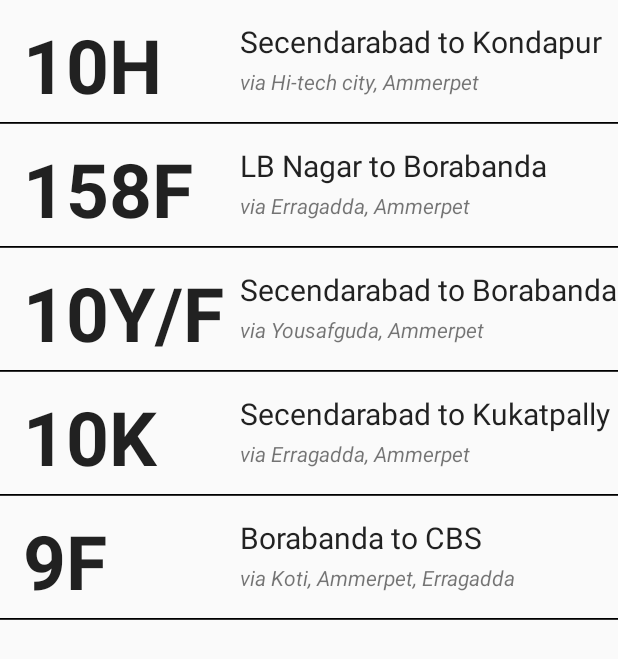
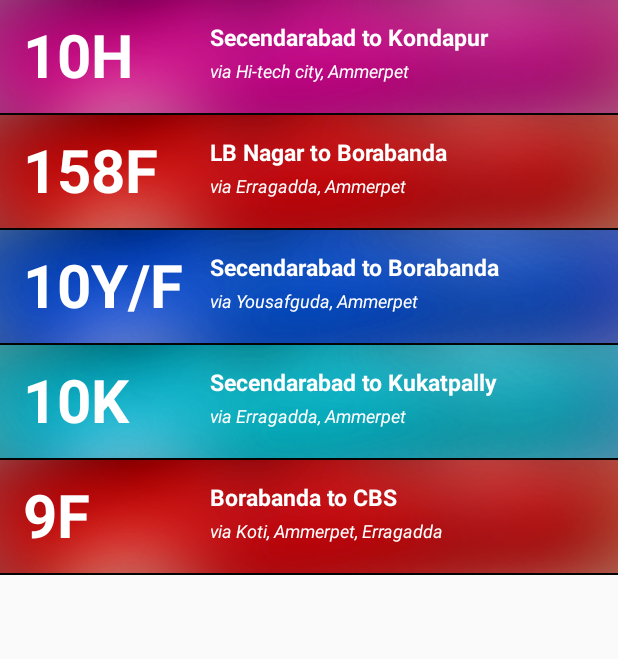
Before and after one commit to Nagamalleswarrao/BusMapping, an Android app: the screen it shows after launch (MainActivity), on a phone screen of 412 x 824 dp. Shown: the top 659 px of the screen. Run offline under Robolectric (Android 15) with nearby library versions, the phone set to English and light mode, and no system bars.

Commit message:
Further Changes on UI

```diff
--- a/BusMapping/src/main/java/com/creative/busmapping/MainActivity.java
+++ b/BusMapping/src/main/java/com/creative/busmapping/MainActivity.java
@@ -14,6 +14,7 @@ import android.widget.ListView;
 import android.widget.TextView;
 
 import java.util.ArrayList;
+import java.util.HashMap;
 
 public class MainActivity extends Activity {
 
@@ -25,16 +26,17 @@ public class MainActivity extends Activity {
         list = (ListView) findViewById(R.id.listView);
         list.setAdapter(new ListViewAdapter(this));
 
-        Resources res = getResources();
-        Drawable divider = res.getDrawable(R.drawable.line);
-        getListView().setDivider(divider);
-        getListView().setDividerHeight(1);
-        registerForContextMenu(getListView());
+//        Resources res = getResources();
+//        Drawable divider = res.getDrawable(R.drawable.line);
+//        getListView().setDivider(divider);
+//        getListView().setDividerHeight(1);
+//        registerForContextMenu(getListView());
 
         getListView().setOnItemClickListener(new AdapterView.OnItemClickListener() {
             @Override
             public void onItemClick(AdapterView<?> adapterView, View view, int i, long l) {
                 View view1 = view.findViewById(R.id.parent);
+                getListView().setOnClickListener(null);
 
                 final View view2 = view.findViewById(R.id.child);
                 view1.setOnClickListener(new View.OnClickListener() {
@@ -62,7 +64,7 @@ class SingleRow{
     String busRoute;
     String viaRoute;
 
-    SingleRow(String busNumbers,String busRoutes,String viaRoutes)
+    SingleRow(String busNumbers, String busRoutes, String viaRoutes)
     {
         this.busNumber = busNumbers;
         this.busRoute = busRoutes;
@@ -82,7 +84,7 @@ class ListViewAdapter extends BaseAdapter{
         String[] busNumbers = res.getStringArray(R.array.busNumbers);
         String[] busRoutes = res.getStringArray(R.array.busRoutes);
         String[] viaRoutes = res.getStringArray(R.array.viaRoutes);
-        for(int i=0;i<5;i++)
+        for(int i=0;i<busNumbers.length;i++)
         {
             list.add(new SingleRow(busNumbers[i],busRoutes[i],viaRoutes[i]));
         }
@@ -113,6 +115,19 @@ class ListViewAdapter extends BaseAdapter{
         TextView busRoute = (TextView) row.findViewById(R.id.textView2);
         TextView viaRoute = (TextView) row.findViewById(R.id.textView3);
 
+        if (i==0)
+        {
+            row.setBackgroundResource(R.drawable.violet);
+        }else if (i==2){
+            row.setBackgroundResource(R.drawable.blue);
+        } else if (i==3){
+            row.setBackgroundResource(R.drawable.glowblue);
+        }else if (i ==4){
+            row.setBackgroundResource(R.drawable.red);
+        }else if (i == 1){
+            row.setBackgroundResource(R.drawable.red);
+        }
+
         SingleRow temp = list.get(i);
         busNumber.setText(temp.busNumber);
         busRoute.setText(temp.busRoute);
--- a/BusMapping/src/main/res/layout/activity_main.xml
+++ b/BusMapping/src/main/res/layout/activity_main.xml
@@ -10,6 +10,8 @@
         android:layout_width="wrap_content"
         android:layout_height="match_parent"
         android:id="@+id/listView"
+        android:divider="@drawable/blackline"
         android:layout_alignParentTop="true"
-        android:layout_alignParentLeft="true" />
+        android:layout_alignParentLeft="true"
+     />
 </RelativeLayout>
--- a/BusMapping/src/main/res/layout/single_row.xml
+++ b/BusMapping/src/main/res/layout/single_row.xml
@@ -16,9 +16,10 @@
             android:layout_height="wrap_content"
             android:textAppearance="?android:attr/textAppearanceLarge"
             android:text="10H"
-            android:width="160dp"
-            android:height="80dp"
-            android:textSize="50dp"
+            android:width="140dp"
+            android:height="60dp"
+            android:textSize="40dp"
+            android:textColor="#fff"
             android:textStyle="bold"
             android:paddingTop="9dp"
             android:paddingLeft="15dp"
@@ -31,7 +32,9 @@
             android:layout_height="wrap_content"
             android:textAppearance="?android:attr/textAppearanceLarge"
             android:text="Secendarabad to Kondapur"
-            android:textSize="20dp"
+            android:textStyle="bold"
+            android:textSize="15dp"
+            android:textColor="#fff"
             android:paddingTop="14dp"
             android:id="@+id/textView2"
             android:layout_alignParentTop="true"
@@ -43,20 +46,22 @@
             android:layout_height="wrap_content"
             android:textAppearance="?android:attr/textAppearanceSmall"
             android:text="via Hi-tech city, Ammerpet"
-            android:textSize="14dp"
+            android:textSize="12dp"
             android:textStyle="italic"
             android:paddingTop="3dp"
+            android:textColor="#fff"
             android:paddingBottom="18dp"
             android:id="@+id/textView3"
             android:layout_below="@+id/textView2"
             android:layout_toRightOf="@+id/textView"
             android:layout_alignParentRight="true" />
 
-        <TextView
-            android:layout_width="match_parent"
-            android:layout_height="1px"
-            android:layout_alignBottom="@+id/textView3"
-            android:background="#000" />
+        <!--<TextView-->
+            <!--android:layout_width="match_parent"-->
+            <!--android:layout_height="100px"-->
+            <!--android:layout_alignBottom="@+id/textView3"-->
+            <!--android:background="#000" />-->
+
 
     </RelativeLayout>
 
@@ -66,9 +71,10 @@
         android:id="@+id/child"
         android:paddingTop="5dip"
         android:visibility="gone"
-         android:layout_alignParentTop="true">
+        android:background="#000"
+        android:layout_alignParentTop="true">
 
-        <Button
+         <Button
             android:layout_height="wrap_content"
             android:layout_width="wrap_content"
             android:id="@+id/buttDirections"
--- a/BusMapping/src/main/res/menu/main.xml
+++ b/BusMapping/src/main/res/menu/main.xml
@@ -7,4 +7,5 @@
         android:title="Settings"
         android:orderInCategory="100"
         app:showAsAction="never" />
+
 </menu>
```
Also changed, not shown: BusMapping/src/main/res/drawable/blackline.png (added), BusMapping/src/main/res/drawable/blue.png (added), BusMapping/src/main/res/drawable/glowblue.png (added), BusMapping/src/main/res/drawable/line.jpeg (deleted), BusMapping/src/main/res/drawable/red.png (added), BusMapping/src/main/res/drawable/violet.png (added), 15 other files.
